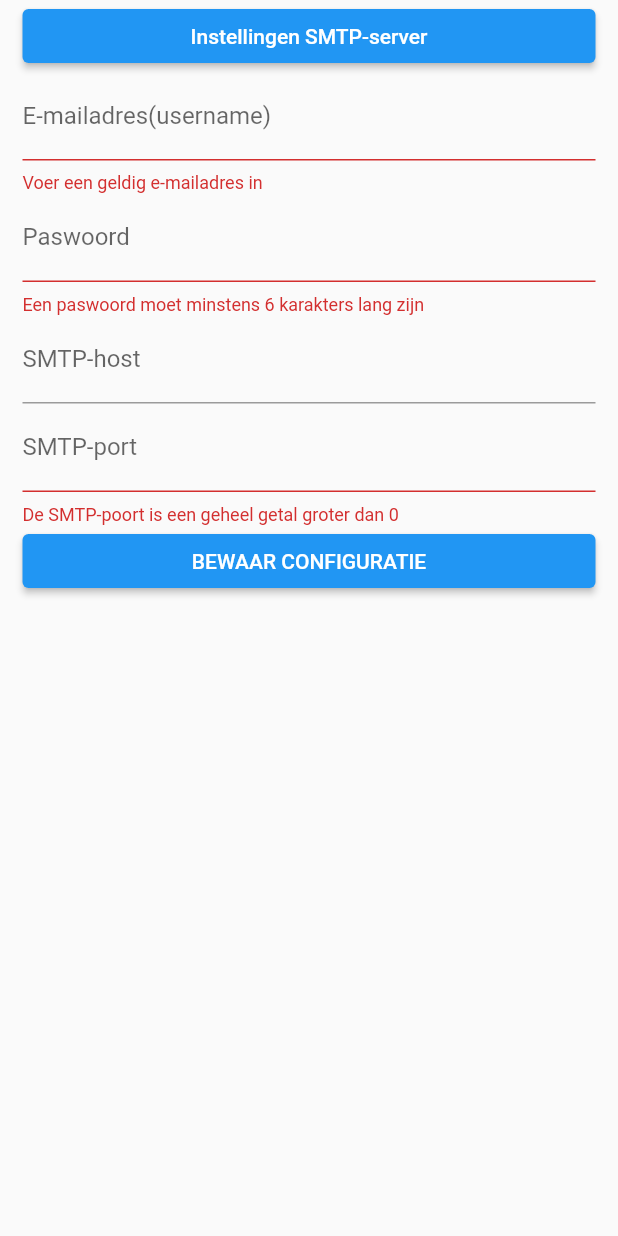
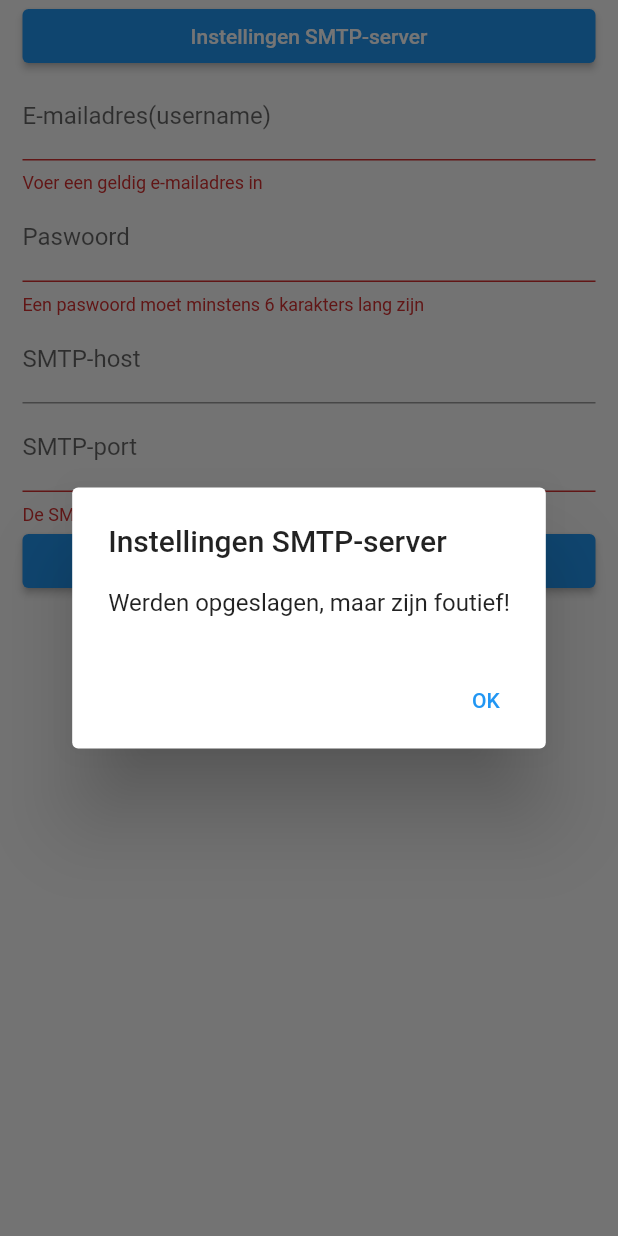
Before and after one commit to Talha-Bayansar/native-test2, a Flutter app: the Config widget shown alone on an empty page, opened directly, after a tap on "BEWAAR CONFIGURATIE", on a phone screen of 412 x 824 dp. Run offline on Flutter 3.47's test engine with Material 2 defaults, Android fonts, the phone set to English and light mode, and no system bars; our stand-ins replace audioplayers, email_validator, video_player; missing offline and left inert: mailer.

Commit message:
vraag4 done

```diff
--- a/lib/config.dart
+++ b/lib/config.dart
@@ -102,18 +102,51 @@ class _ConfigState extends State<Config> {
           ),
           ElevatedButton(
             onPressed: () {
-              if (email && pw && port) {
+              if (email && pw && port && smtpHostController.text.length > 0) {
                 setState(() {
                   lib.smtpData.isValidConfigured = true;
                 });
+                showDialog(
+                    context: context,
+                    builder: (context) {
+                      return AlertDialog(
+                        title: Text("Instellingen SMTP-server"),
+                        content: Text("Werden opgeslagen en zijn correct!"),
+                        actions: [
+                          TextButton(
+                            onPressed: () {
+                              Navigator.pop(context);
+                            },
+                            child: Text("OK"),
+                          ),
+                        ],
+                      );
+                    });
+              } else {
+                setState(() {
+                  lib.smtpData.isValidConfigured = false;
+                });
+                showDialog(
+                    context: context,
+                    builder: (context) {
+                      return AlertDialog(
+                        title: Text("Instellingen SMTP-server"),
+                        content: Text("Werden opgeslagen, maar zijn foutief!"),
+                        actions: [
+                          TextButton(
+                            onPressed: () {
+                              Navigator.pop(context);
+                            },
+                            child: Text("OK"),
+                          ),
+                        ],
+                      );
+                    });
               }
-              if (lib.smtpData.isValidConfigured) {
-                lib.smtpData.username = emailController.text;
-                lib.smtpData.password = paswoordController.text;
-                lib.smtpData.smtphost = smtpHostController.text;
-                lib.smtpData.smtpport = int.parse(smtpPortController.text);
-              }
-              print(lib.smtpData.username);
+              lib.smtpData.username = emailController.text;
+              lib.smtpData.password = paswoordController.text;
+              lib.smtpData.smtphost = smtpHostController.text;
+              lib.smtpData.smtpport = int.parse(smtpPortController.text);
             },
             child: Text("BEWAAR CONFIGURATIE"),
           ),
```
